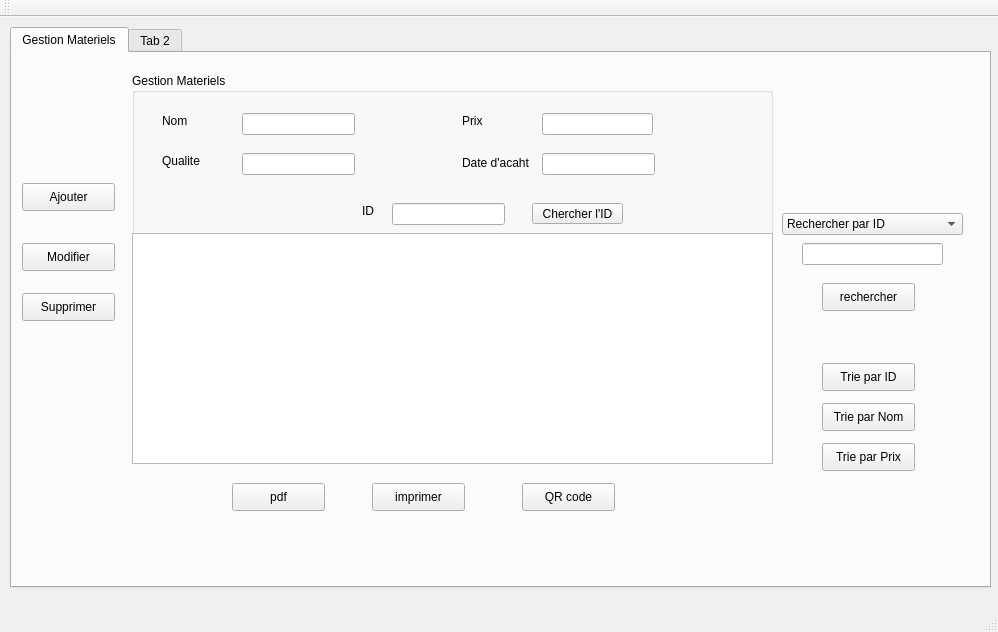
dhiaeddine12/olympic_games_2A20, file mainwindow.ui: the form before one commit.
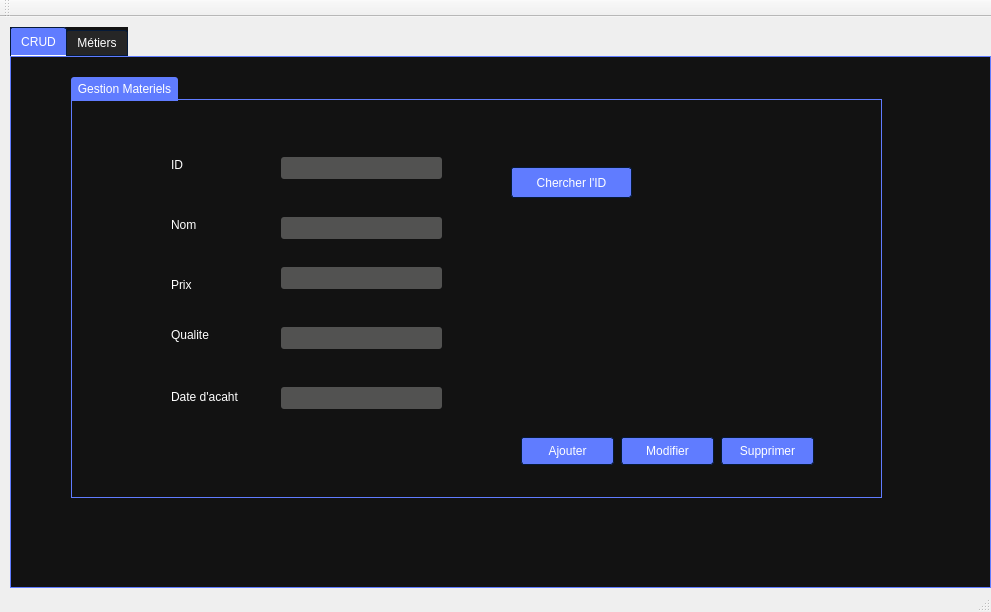
The form after the commit. Icons and pictures are not drawn.

Patch:
```diff
--- a/mainwindow.ui
+++ b/mainwindow.ui
@@ -6,8 +6,8 @@
    <rect>
     <x>0</x>
     <y>0</y>
-    <width>998</width>
-    <height>632</height>
+    <width>991</width>
+    <height>612</height>
    </rect>
   </property>
   <property name="windowTitle">
@@ -23,20 +23,1190 @@
       <height>561</height>
      </rect>
     </property>
+    <property name="styleSheet">
+     <string notr="true">QWidget
+{
+	background-color: #121212;
+	color: #ffffff;
+	border-color: #051a39;
+
+}
+
+
+/*-----QLabel-----*/
+QLabel
+{
+	background-color: transparent;
+	color: #ffffff;
+
+}
+
+
+QLabel::disabled
+{
+	background-color: transparent;
+	color: #656565;
+
+}
+
+
+/*-----QMenuBar-----*/
+QMenuBar
+{
+	background-color: #0a0a0a;
+	color: #ffffff;
+	border-color: #051a39;
+
+}
+
+
+QMenuBar::disabled
+{
+	background-color: #404040;
+	color: #656565;
+	border-color: #051a39;
+
+}
+
+
+QMenuBar::item
+{
+    background-color: transparent;
+
+}
+
+
+QMenuBar::item:selected
+{
+    background-color: #607cff;
+    border: 1px solid #41cd52;
+
+}
+
+
+QMenuBar::item:pressed
+{
+    background-color: #4969ff;
+    border: 1px solid #000;
+    margin-bottom: -1px;
+    padding-bottom: 1px;
+
+}
+
+
+/*-----QMenu-----*/
+QMenu
+{
+    background-color: #121212;
+    border: 1px solid;
+    color: #ffffff;
+
+}
+
+
+QMenu::separator
+{
+    height: 1px;
+    background-color: #6d8eff;
+    color: #ffffff;
+    padding-left: 4px;
+    margin-left: 10px;
+    margin-right: 5px;
+
+}
+
+
+QMenu::item
+{
+    min-width : 150px;
+    padding: 3px 20px 3px 20px;
+
+}
+
+
+QMenu::item:selected
+{
+    background-color: #4969ff;
+    color: #ffffff;
+
+}
+
+
+QMenu::item:disabled
+{
+    color: #262626;
+}
+
+
+/*-----QToolTip-----*/
+QToolTip
+{
+	border : 1px solid #000000;
+	background-color: #26264f;
+	color: #ffffff;
+	border-color: #051a39;
+
+}
+
+
+/*-----QPushButton-----*/
+QPushButton
+{
+	background-color: #607cff;
+	color: #ffffff;
+	border-style: solid;
+	border-width: 1px;
+	border-radius: 3px;
+	border-color: #051a39;
+	padding: 5px;
+
+}
+
+
+QPushButton::disabled
+{
+	background-color: #404040;
+	color: #656565;
+	border-color: #051a39;
+
+}
+
+
+QPushButton::hover
+{
+	background-color: #8399ff;
+	color: #ffffff;
+	border-style: solid;
+	border-width: 1px;
+	border-radius: 3px;
+	border-color: #051a39;
+	padding: 5px;
+
+}
+
+
+QPushButton::pressed
+{
+	background-color: #4969ff;
+	color: #ffffff;
+	border-style: solid;
+	border-width: 1px;
+	border-radius: 3px;
+	border-color: #051a39;
+	padding: 5px;
+
+}
+
+
+/*-----QToolButton-----*/
+QToolButton
+{
+	background-color: #607cff;
+	color: #ffffff;
+	border-width: 1px;
+	border-radius: 3px;
+	border-color: #051a39;
+	padding: 3px;
+
+}
+
+
+QToolButton::disabled
+{
+	background-color: #404040;
+	color: #656565;
+	border-color: #051a39;
+
+}
+
+
+QToolButton::hover
+{
+	background-color: #8399ff;
+	color: #ffffff;
+	border-width: 1px;
+	border-radius: 3px;
+	border-color: #051a39;
+	padding: 3px;
+
+}
+
+
+QToolButton::pressed
+{
+	background-color: #4969ff;
+	color: #ffffff;
+	border-width: 1px;
+	border-radius: 3px;
+	border-color: #051a39;
+	padding: 3px;
+
+}
+
+
+/*-----QComboBox-----*/
+QComboBox
+{
+    background-color: #607cff;
+    border: 1px solid;
+    border-radius: 3px;
+    padding-left: 6px;
+    color: #ffffff;
+    height: 20px;
+
+}
+
+
+QComboBox::disabled
+{
+	background-color: #404040;
+	color: #656565;
+	border-color: #051a39;
+
+}
+
+
+QComboBox:hover
+{
+    background-color: #8399ff;
+
+}
+
+
+QComboBox:on
+{
+    background-color: #4969ff;
+
+}
+
+
+QComboBox QAbstractItemView
+{
+    background-color: #383838;
+    color: #ffffff;
+    border: 1px solid black;
+    selection-background-color: #4969ff;
+    selection-color: #ffffff;
+    outline: 0;
+
+}
+
+
+QComboBox::drop-down
+{
+    subcontrol-origin: padding;
+    subcontrol-position: top right;
+    width: 15px;
+    border-left-width: 0px;
+    border-left-color: darkgray;
+    border-left-style: solid; 
+    border-top-right-radius: 3px; 
+    border-bottom-right-radius: 3px;
+
+}
+
+
+QComboBox::down-arrow
+{
+    image: url(://arrow-down.png);
+    width: 8px;
+    height: 8px;
+}
+
+
+/*-----QSpinBox &amp; QDoubleSpinBox &amp; QDateTimeEdit-----*/
+QSpinBox, 
+QDoubleSpinBox,
+QDateTimeEdit
+{
+	background-color: #525251;
+	color: #ffffff;
+	border: 1px solid #051a39;
+	border-radius: 3px;
+	padding : 2px;
+
+}
+
+
+QSpinBox::disabled, 
+QDoubleSpinBox::disabled,
+QDateTimeEdit::disabled
+{
+	background-color: #404040;
+	color: #656565;
+	border-color: #051a39;
+
+}
+
+
+QSpinBox:hover, 
+QDoubleSpinBox::hover,
+QDateTimeEdit::hover
+{
+    background-color: #626262;
+    border: 1px solid #607cff;
+    color:  #fff;
+    padding: 2px
+
+}
+
+
+QSpinBox::up-button, QSpinBox::down-button,
+QDoubleSpinBox::up-button, QDoubleSpinBox::down-button,
+QDateTimeEdit::up-button, QDateTimeEdit::down-button
+{
+    background-color: #607cff;
+	border-radius: 2px;
+
+}
+
+
+QSpinBox::disabled, 
+QDoubleSpinBox::disabled,
+QDateTimeEdit::disabled
+{
+	background-color: #404040;
+	color: #656565;
+	border-color: #051a39;
+
+}
+
+
+QSpinBox::up-button:hover, QSpinBox::down-button:hover,
+QDoubleSpinBox::up-button:hover, QDoubleSpinBox::down-button:hover,
+QDateTimeEdit::up-button:hover, QDateTimeEdit::down-button:hover
+{
+    background-color: #8399ff;
+    border: 1px solid #8399ff;
+
+}
+
+
+QSpinBox::up-button:disabled, QSpinBox::down-button:disabled,
+QDoubleSpinBox::up-button:disabled, QDoubleSpinBox::down-button:disabled,
+QDateTimeEdit::up-button:disabled, QDateTimeEdit::down-button:disabled
+{
+	background-color: #404040;
+	color: #656565;
+	border-color: #051a39;
+
+}
+
+
+QSpinBox::up-button:pressed, QSpinBox::down-button:pressed,
+QDoubleSpinBox::up-button:pressed, QDoubleSpinBox::down-button::pressed,
+QDateTimeEdit::up-button:pressed, QDateTimeEdit::down-button::pressed
+{
+    background-color: #4969ff;
+    border: 1px solid #4969ff;
+
+}
+
+
+QSpinBox::down-arrow,
+QDoubleSpinBox::down-arrow,
+QDateTimeEdit::down-arrow
+{
+    image: url(://arrow-down.png);
+    width: 7px;
+
+}
+
+
+QSpinBox::up-arrow,
+QDoubleSpinBox::up-arrow,
+QDateTimeEdit::up-arrow
+{
+    image: url(://arrow-up.png);
+    width: 7px;
+
+}
+
+
+/*-----QLineEdit-----*/
+QLineEdit
+{
+	background-color: #525251;
+	color: #ffffff;
+	border-width: 1px;
+	border-radius: 3px;
+	border-color: #051a39;
+	padding: 2px;
+
+}
+
+
+QLineEdit::disabled
+{
+	background-color: #404040;
+	color: #656565;
+	border-width: 1px;
+	border-radius: 3px;
+	border-color: #051a39;
+	padding: 2px;
+
+}
+
+
+/*-----QTextEdit-----*/
+QTextEdit
+{
+	background-color: #ffffff;
+	color: #010201;
+	border-color: #051a39;
+
+}
+
+
+QTextEdit::disabled
+{
+	background-color: #404040;
+	color: #656565;
+	border-color: #051a39;
+
+}
+
+
+/*-----QGroupBox-----*/
+QGroupBox 
+{
+    border: 1px solid;
+    border-color: #607cff;
+    margin-top: 22px;
+
+}
+
+
+QGroupBox::title  
+{
+    background-color: #607cff;
+    color: #ffffff;
+    subcontrol-origin: margin;
+    subcontrol-position: top left;
+    padding: 5px;
+	border-top-left-radius: 3px;
+	border-top-right-radius: 3px;
+
+}
+
+
+QGroupBox::title::disabled
+{
+	background-color: #404040;
+	color: #656565;
+    subcontrol-origin: margin;
+    subcontrol-position: top left;
+    padding: 5px;
+	border-top-left-radius: 3px;
+	border-top-right-radius: 3px;
+
+}
+
+
+/*-----QCheckBox-----*/
+QCheckBox::indicator
+{
+    color: #b1b1b1;
+    background-color: #323232;
+    border: 1px solid #b1b1b1;
+    width: 12px;
+    height: 12px;
+
+}
+
+
+QCheckBox::indicator:checked
+{
+    image:url(://checkbox.png);
+    border: 1px solid #607cff;
+
+}
+
+
+QCheckBox::indicator:unchecked:hover
+{
+    border: 1px solid #607cff;
+
+}
+
+
+QCheckBox::disabled
+{
+	color: #656565;
+
+}
+
+
+QCheckBox::indicator:disabled
+{
+	background-color: #656565;
+	color: #656565;
+    border: 1px solid #656565;
+
+}
+
+
+/*-----QRadioButton-----*/
+QRadioButton::indicator::unchecked
+{ 
+	border: 2px inset gray; 
+	border-radius: 5px; 
+	background-color:  #fff;
+	width: 9px; 
+	height: 9px; 
+
+}
+
+
+QRadioButton::indicator::unchecked:hover
+{ 
+	border: 2px solid #607cff; 
+	border-radius: 5px; 
+	background-color:  #fff;
+	width: 9px; 
+	height: 9px; 
+
+}
+
+
+QRadioButton::indicator::checked
+{ 
+	border: 2px inset darkgray; 
+	border-radius: 5px; 
+	background-color: #4969ff; 
+	width: 9px; 
+	height: 9px; 
+
+}
+
+
+QRadioButton::disabled
+{
+	color: #656565;
+
+}
+
+
+QRadioButton::indicator:disabled
+{
+	background-color: #656565;
+	color: #656565;
+    border: 2px solid #656565;
+
+}
+
+
+/*-----QTableView &amp; QTableWidget-----*/
+QTableView
+{
+    background-color: #242526;
+    border: 1px solid #32414B;
+    color: #f0f0f0;
+    gridline-color: #8faaff;
+    outline : 0;
+
+}
+
+
+QTableView::disabled
+{
+    background-color: #242526;
+    border: 1px solid #32414B;
+    color: #656565;
+    gridline-color: #656565;
+    outline : 0;
+
+}
+
+
+QTableView::item:hover 
+{
+    background-color: #26264f;
+    color: #f0f0f0;
+
+}
+
+
+QTableView::item:selected 
+{
+    background-color: #1a1b1c;
+    border: 2px solid #4969ff;
+    color: #F0F0F0;
+
+}
+
+
+QTableView::item:selected:disabled
+{
+    background-color: #1a1b1c;
+    border: 2px solid #525251;
+    color: #656565;
+
+}
+
+
+QTableCornerButton::section
+{
+    background-color: #505050;
+    color: #fff;
+
+}
+
+
+QHeaderView::section
+{
+    background-color: #525251;
+    color: #fff;
+    text-align: left;
+	padding: 4px;
+	
+}
+
+
+QHeaderView::section:disabled
+{
+    background-color: #525251;
+    color: #656565;
+
+}
+
+
+QHeaderView::section:checked
+{
+    color: #fff;
+    background-color: #4969ff;
+
+}
+
+
+QHeaderView::section:checked:disabled
+{
+    color: #656565;
+    background-color: #525251;
+
+}
+
+
+QHeaderView::section::vertical::first,
+QHeaderView::section::vertical::only-one
+{
+    border-top: 1px solid #353635;
+
+}
+
+
+QHeaderView::section::vertical
+{
+    border-top: 1px solid #353635;
+
+}
+
+
+QHeaderView::section::horizontal::first,
+QHeaderView::section::horizontal::only-one
+{
+    border-left: 1px solid #353635;
+
+}
+
+
+QHeaderView::section::horizontal
+{
+    border-left: 1px solid #353635;
+
+}
+
+
+/*-----QTabWidget-----*/
+QTabBar::tab
+{
+	background-color: #262626;
+	color: #ffffff;
+	border-style: solid;
+	border-width: 1px;
+	border-top-left-radius: 3px;
+	border-top-right-radius: 3px;
+	border-color: #051a39;
+	padding: 5px;
+
+}
+
+
+QTabBar::tab:disabled
+{
+	background-color: #656565;
+	color: #656565;
+
+}
+
+
+QTabWidget::pane 
+{
+	background-color: #262626;
+	color: #ffffff;
+    border: 1px solid;
+    border-color: #607cff;
+
+}
+
+
+QTabBar::tab:selected
+{
+    background-color: #607cff;
+	color: #ffffff;
+	border-style: solid;
+	border-width: 1px;
+	border-top-left-radius: 3px;
+	border-top-right-radius: 3px;
+	border-color: #051a39;
+	padding: 5px;
+
+}
+
+
+QTabBar::tab:selected:disabled
+{
+	background-color: #404040;
+	color: #656565;
+
+}
+
+
+QTabBar::tab:!selected 
+{
+    background-color: #262626;
+
+}
+
+
+QTabBar::tab:!selected:hover 
+{
+    background-color: #8399ff;
+
+}
+
+
+QTabBar::tab:top:!selected 
+{
+    margin-top: 3px;
+
+}
+
+
+QTabBar::tab:bottom:!selected 
+{
+    margin-bottom: 3px;
+
+}
+
+
+QTabBar::tab:top, QTabBar::tab:bottom 
+{
+    min-width: 8ex;
+    margin-right: -1px;
+    padding: 5px 10px 5px 10px;
+
+}
+
+
+QTabBar::tab:top:selected 
+{
+    border-bottom-color: none;
+
+}
+
+
+QTabBar::tab:bottom:selected 
+{
+    border-top-color: none;
+
+}
+
+
+QTabBar::tab:top:last, QTabBar::tab:bottom:last,
+QTabBar::tab:top:only-one, QTabBar::tab:bottom:only-one 
+{
+    margin-right: 0;
+
+}
+
+
+QTabBar::tab:left:!selected 
+{
+    margin-right: 3px;
+
+}
+
+
+QTabBar::tab:right:!selected
+{
+    margin-left: 3px;
+
+}
+
+
+QTabBar::tab:left, QTabBar::tab:right 
+{
+    min-height: 8ex;
+    margin-bottom: -1px;
+    padding: 10px 5px 10px 5px;
+
+}
+
+
+QTabBar::tab:left:selected 
+{
+    border-left-color: none;
+
+}
+
+
+QTabBar::tab:right:selected 
+{
+    border-right-color: none;
+
+}
+
+
+QTabBar::tab:left:last, QTabBar::tab:right:last,
+QTabBar::tab:left:only-one, QTabBar::tab:right:only-one 
+{
+    margin-bottom: 0;
+
+}
+
+
+/*-----QSlider-----*/
+QSlider::groove:horizontal 
+{
+	background-color: transparent;
+	height: 5px;
+
+}
+
+
+QSlider::sub-page:horizontal 
+{
+	background-color: #607cff;
+
+}
+
+
+QSlider::add-page:horizontal 
+{
+	background-color: #666765;
+
+}
+
+
+QSlider::handle:horizontal 
+{
+	background-color: #607cff;
+	width: 14px;
+	margin-top: -6px;
+	margin-bottom: -6px;
+	border-radius: 3px;
+
+}
+
+
+QSlider::handle:horizontal:hover 
+{
+	background-color: #607cff;
+	border-radius: 3px;
+
+}
+
+
+QSlider::sub-page:horizontal:disabled 
+{
+	background-color: #bbb;
+	border-color: #999;
+
+}
+
+
+QSlider::add-page:horizontal:disabled 
+{
+	background-color: #eee;
+	border-color: #999;
+
+}
+
+
+QSlider::handle:horizontal:disabled 
+{
+	background-color: #eee;
+	border: 1px solid #aaa;
+	border-radius: 3px;
+
+}
+
+
+QSlider::groove:vertical 
+{
+	background-color: transparent;
+	width: 5px;
+
+}
+
+
+QSlider::sub-page:vertical 
+{
+	background-color: #607cff;
+
+}
+
+
+QSlider::add-page:vertical 
+{
+	background-color: #666765;
+
+}
+
+
+QSlider::handle:vertical 
+{
+	background-color: #607cff;
+	height: 14px;
+	margin-left: -6px;
+	margin-right: -6px;
+	border-radius: 3px;
+
+}
+
+
+QSlider::handle:vertical:hover 
+{
+	background-color: #607cff;
+	border-radius: 3px;
+
+}
+
+
+QSlider::sub-page:vertical:disabled 
+{
+	background-color: #bbb;
+	border-color: #999;
+
+}
+
+
+QSlider::add-page:vertical:disabled 
+{
+	background-color: #eee;
+	border-color: #999;
+
+}
+
+
+QSlider::handle:vertical:disabled 
+{
+	background-color: #eee;
+	border: 1px solid #aaa;
+	border-radius: 3px;
+
+}
+
+
+/*-----QDial-----*/
+QDial
+{
+	background-color: #607cff;
+
+}
+
+
+QDial::disabled
+{
+	background-color: #404040;
+
+}
+
+
+/*-----QScrollBar-----*/
+QScrollBar:horizontal
+{
+    border: 1px solid #222222;
+    background-color: #3d3d3d;
+    height: 13px;
+    margin: 0px 16px 0 16px;
+
+}
+
+
+QScrollBar::handle:horizontal
+{
+    background: #607cff;
+    min-height: 20px;
+
+}
+
+
+QScrollBar::add-line:horizontal
+{
+    border: 1px solid #1b1b19;
+    background-color: #607cff;
+    width: 14px;
+    subcontrol-position: right;
+    subcontrol-origin: margin;
+
+}
+
+
+QScrollBar::sub-line:horizontal
+{
+    border: 1px solid #1b1b19;
+    background-color: #607cff;
+    width: 14px;
+    subcontrol-position: left;
+    subcontrol-origin: margin;
+
+}
+
+
+QScrollBar::right-arrow:horizontal
+{
+    image: url(://arrow-right.png);
+    width: 6px;
+    height: 6px;
+
+}
+
+
+QScrollBar::left-arrow:horizontal
+{
+    image: url(://arrow-left.png);
+    width: 6px;
+    height: 6px;
+
+}
+
+
+QScrollBar::add-page:horizontal, QScrollBar::sub-page:horizontal
+{
+    background: none;
+
+}
+
+
+QScrollBar:vertical
+{
+    background-color: #3d3d3d;
+    width: 13px;
+    margin: 16px 0 16px 0;
+    border: 1px solid #222222;
+
+}
+
+
+QScrollBar::handle:vertical
+{
+    background-color: #607cff;
+    min-height: 20px;
+
+}
+
+
+QScrollBar::add-line:vertical
+{
+    border: 1px solid #1b1b19;
+    background-color: #607cff;
+    height: 14px;
+    subcontrol-position: bottom;
+    subcontrol-origin: margin;
+
+}
+
+
+QScrollBar::sub-line:vertical
+{
+    border: 1px solid #1b1b19;
+    background-color: #607cff;
+    height: 14px;
+    subcontrol-position: top;
+    subcontrol-origin: margin;
+
+}
+
+
+QScrollBar::up-arrow:vertical
+{
+    image: url(://arrow-up.png);
+    width: 6px;
+    height: 6px;
+
+}
+
+
+QScrollBar::down-arrow:vertical
+{
+    image: url(://arrow-down.png);
+    width: 6px;
+    height: 6px;
+
+}
+
+
+QScrollBar::add-page:vertical, QScrollBar::sub-page:vertical
+{
+    background: none;
+
+}
+
+
+/*-----QProgressBar-----*/
+QProgressBar
+{
+	background-color: #383838;
+	color: #ffffff;
+	border: 1px solid #607cff;
+	border-radius: 3px;
+	text-align: center;
+
+}
+
+
+QProgressBar::chunk {
+	background-color: #607cff;
+	color: #fff;
+
+}
+
+
+QProgressBar::chunk:disabled {
+	background-color: #656565;
+	border: 1px solid #aaa;
+	color: #656565;
+}
+
+
+/*-----QStatusBar-----*/
+QStatusBar
+{
+	background-color: #0a0a0a;
+	color: #ffffff;
+	border-color: #051a39;
+
+}
+
+
+</string>
+    </property>
     <property name="currentIndex">
      <number>0</number>
     </property>
     <widget class="QWidget" name="tab">
      <attribute name="title">
-      <string>Gestion Materiels</string>
+      <string>CRUD</string>
      </attribute>
      <widget class="QGroupBox" name="groupBox">
       <property name="geometry">
        <rect>
-        <x>120</x>
+        <x>60</x>
         <y>20</y>
-        <width>641</width>
-        <height>391</height>
+        <width>811</width>
+        <height>421</height>
        </rect>
       </property>
       <property name="title">
@@ -45,8 +1215,8 @@
       <widget class="QLabel" name="label">
        <property name="geometry">
         <rect>
-         <x>30</x>
-         <y>40</y>
+         <x>100</x>
+         <y>140</y>
          <width>56</width>
          <height>16</height>
         </rect>
@@ -58,9 +1228,9 @@
       <widget class="QLineEdit" name="nom">
        <property name="geometry">
         <rect>
-         <x>110</x>
-         <y>40</y>
-         <width>113</width>
+         <x>210</x>
+         <y>140</y>
+         <width>161</width>
          <height>22</height>
         </rect>
        </property>
@@ -71,8 +1241,8 @@
       <widget class="QLabel" name="label_2">
        <property name="geometry">
         <rect>
-         <x>30</x>
-         <y>80</y>
+         <x>100</x>
+         <y>250</y>
          <width>56</width>
          <height>16</height>
         </rect>
@@ -84,8 +1254,8 @@
       <widget class="QLabel" name="label_3">
        <property name="geometry">
         <rect>
-         <x>330</x>
-         <y>40</y>
+         <x>100</x>
+         <y>200</y>
          <width>56</width>
          <height>16</height>
         </rect>
@@ -97,9 +1267,9 @@
       <widget class="QLineEdit" name="qualite">
        <property name="geometry">
         <rect>
-         <x>110</x>
-         <y>80</y>
-         <width>113</width>
+         <x>210</x>
+         <y>250</y>
+         <width>161</width>
          <height>22</height>
         </rect>
        </property>
@@ -107,9 +1277,9 @@
       <widget class="QLineEdit" name="prix">
        <property name="geometry">
         <rect>
-         <x>410</x>
-         <y>40</y>
-         <width>111</width>
+         <x>210</x>
+         <y>190</y>
+         <width>161</width>
          <height>22</height>
         </rect>
        </property>
@@ -117,8 +1287,8 @@
       <widget class="QLabel" name="label_4">
        <property name="geometry">
         <rect>
-         <x>330</x>
-         <y>80</y>
+         <x>100</x>
+         <y>310</y>
          <width>81</width>
          <height>20</height>
         </rect>
@@ -130,9 +1300,9 @@
       <widget class="QLineEdit" name="date_achat">
        <property name="geometry">
         <rect>
-         <x>410</x>
-         <y>80</y>
-         <width>113</width>
+         <x>210</x>
+         <y>310</y>
+         <width>161</width>
          <height>22</height>
         </rect>
        </property>
@@ -140,8 +1310,8 @@
       <widget class="QLabel" name="label_5">
        <property name="geometry">
         <rect>
-         <x>230</x>
-         <y>130</y>
+         <x>100</x>
+         <y>80</y>
          <width>56</width>
          <height>16</height>
         </rect>
@@ -153,81 +1323,86 @@
       <widget class="QLineEdit" name="id">
        <property name="geometry">
         <rect>
-         <x>260</x>
-         <y>130</y>
-         <width>113</width>
+         <x>210</x>
+         <y>80</y>
+         <width>161</width>
          <height>22</height>
         </rect>
        </property>
       </widget>
-      <widget class="QTableView" name="table_materiel">
-       <property name="geometry">
-        <rect>
-         <x>0</x>
-         <y>160</y>
-         <width>641</width>
-         <height>231</height>
-        </rect>
-       </property>
-      </widget>
       <widget class="QPushButton" name="pushButton">
        <property name="geometry">
         <rect>
-         <x>400</x>
-         <y>130</y>
-         <width>91</width>
-         <height>21</height>
+         <x>440</x>
+         <y>90</y>
+         <width>121</width>
+         <height>31</height>
         </rect>
        </property>
        <property name="text">
         <string>Chercher l'ID</string>
        </property>
       </widget>
+      <widget class="QPushButton" name="pushButton_2">
+       <property name="geometry">
+        <rect>
+         <x>450</x>
+         <y>360</y>
+         <width>93</width>
+         <height>28</height>
+        </rect>
+       </property>
+       <property name="text">
+        <string>Ajouter</string>
+       </property>
+      </widget>
+      <widget class="QPushButton" name="pushButton_4">
+       <property name="geometry">
+        <rect>
+         <x>550</x>
+         <y>360</y>
+         <width>93</width>
+         <height>28</height>
+        </rect>
+       </property>
+       <property name="text">
+        <string>Modifier</string>
+       </property>
+      </widget>
+      <widget class="QPushButton" name="pushButton_3">
+       <property name="geometry">
+        <rect>
+         <x>650</x>
+         <y>360</y>
+         <width>93</width>
+         <height>28</height>
+        </rect>
+       </property>
+       <property name="text">
+        <string>Supprimer</string>
+       </property>
+      </widget>
      </widget>
-     <widget class="QPushButton" name="pushButton_2">
+    </widget>
+    <widget class="QWidget" name="tab_2">
+     <attribute name="title">
+      <string>Métiers</string>
+     </attribute>
+     <widget class="QTableView" name="table_materiel">
       <property name="geometry">
        <rect>
         <x>10</x>
-        <y>130</y>
-        <width>93</width>
-        <height>28</height>
+        <y>150</y>
+        <width>731</width>
+        <height>331</height>
        </rect>
-      </property>
-      <property name="text">
-       <string>Ajouter</string>
-      </property>
-     </widget>
-     <widget class="QPushButton" name="pushButton_3">
-      <property name="geometry">
-       <rect>
-        <x>10</x>
-        <y>240</y>
-        <width>93</width>
-        <height>28</height>
-       </rect>
-      </property>
-      <property name="text">
-       <string>Supprimer</string>
-      </property>
-     </widget>
-     <widget class="QPushButton" name="pushButton_4">
-      <property name="geometry">
-       <rect>
-        <x>10</x>
-        <y>190</y>
-        <width>93</width>
-        <height>28</height>
-       </rect>
-      </property>
-      <property name="text">
-       <string>Modifier</string>
       </property>
      </widget>
      <widget class="QPushButton" name="pushButton_5">
       <property name="geometry">
        <rect>
-        <x>810</x>
-        <y>310</y>
+        <x>550</x>
+        <y>20</y>
         <width>93</width>
         <height>28</height>
        </rect>
@@ -236,11 +1411,11 @@
        <string>Trie par ID</string>
       </property>
      </widget>
-     <widget class="QPushButton" name="pushButton_6">
+     <widget class="QPushButton" name="pushButton_10">
       <property name="geometry">
        <rect>
-        <x>810</x>
-        <y>230</y>
+        <x>550</x>
+        <y>60</y>
         <width>93</width>
         <height>28</height>
        </rect>
@@ -249,52 +1424,26 @@
        <string>rechercher</string>
       </property>
      </widget>
-     <widget class="QPushButton" name="pushButton_7">
+     <widget class="QPushButton" name="pushButton_11">
       <property name="geometry">
        <rect>
-        <x>220</x>
-        <y>430</y>
+        <x>550</x>
+        <y>100</y>
         <width>93</width>
         <height>28</height>
        </rect>
       </property>
       <property name="text">
-       <string>pdf</string>
-      </property>
-     </widget>
-     <widget class="QPushButton" name="pushButton_8">
-      <property name="geometry">
-       <rect>
-        <x>360</x>
-        <y>430</y>
-        <width>93</width>
-        <height>28</height>
-       </rect>
-      </property>
-      <property name="text">
-       <string>imprimer</string>
-      </property>
-     </widget>
-     <widget class="QPushButton" name="pushButton_9">
-      <property name="geometry">
-       <rect>
-        <x>510</x>
-        <y>430</y>
-        <width>93</width>
-        <height>28</height>
-       </rect>
-      </property>
-      <property name="text">
-       <string>QR code</string>
+       <string>Trie par Prix</string>
       </property>
      </widget>
      <widget class="QComboBox" name="comboBox">
       <property name="geometry">
        <rect>
-        <x>770</x>
-        <y>160</y>
+        <x>20</x>
+        <y>20</y>
         <width>181</width>
-        <height>22</height>
+        <height>31</height>
        </rect>
       </property>
       <item>
@@ -316,44 +1465,78 @@
      <widget class="QLineEdit" name="lineEdit">
       <property name="geometry">
        <rect>
-        <x>790</x>
-        <y>190</y>
-        <width>141</width>
-        <height>22</height>
+        <x>20</x>
+        <y>70</y>
+        <width>181</width>
+        <height>31</height>
        </rect>
       </property>
      </widget>
-     <widget class="QPushButton" name="pushButton_10">
+     <widget class="QPushButton" name="pushButton_6">
       <property name="geometry">
        <rect>
-        <x>810</x>
-        <y>350</y>
-        <width>93</width>
-        <height>28</height>
+        <x>240</x>
+        <y>70</y>
+        <width>101</width>
+        <height>31</height>
        </rect>
       </property>
       <property name="text">
        <string>Trie par Nom</string>
       </property>
      </widget>
-     <widget class="QPushButton" name="pushButton_11">
+     <widget class="QPushButton" name="pushButton_7">
       <property name="geometry">
        <rect>
-        <x>810</x>
-        <y>390</y>
-        <width>93</width>
+        <x>800</x>
+        <y>260</y>
+        <width>111</width>
         <height>28</height>
        </rect>
       </property>
       <property name="text">
-       <string>Trie par Prix</string>
+       <string>PDF</string>
       </property>
      </widget>
-    </widget>
-    <widget class="QWidget" name="tab_2">
-     <attribute name="title">
-      <string>Tab 2</string>
-     </attribute>
+     <widget class="QPushButton" name="pushButton_8">
+      <property name="geometry">
+       <rect>
+        <x>800</x>
+        <y>410</y>
+        <width>111</width>
+        <height>31</height>
+       </rect>
+      </property>
+      <property name="text">
+       <string>imprimer</string>
+      </property>
+     </widget>
+     <widget class="QLabel" name="label_6">
+      <property name="geometry">
+       <rect>
+        <x>750</x>
+        <y>210</y>
+        <width>221</width>
+        <height>31</height>
+       </rect>
+      </property>
+      <property name="text">
+       <string>Générer la liste des materiels en PDF</string>
+      </property>
+     </widget>
+     <widget class="QLabel" name="label_7">
+      <property name="geometry">
+       <rect>
+        <x>760</x>
+        <y>360</y>
+        <width>191</width>
+        <height>31</height>
+       </rect>
+      </property>
+      <property name="text">
+       <string>Imprimer la liste des materiels</string>
+      </property>
+     </widget>
     </widget>
    </widget>
   </widget>
```
Left out of the diff: 6 changed lines with no effect on the pictures.
